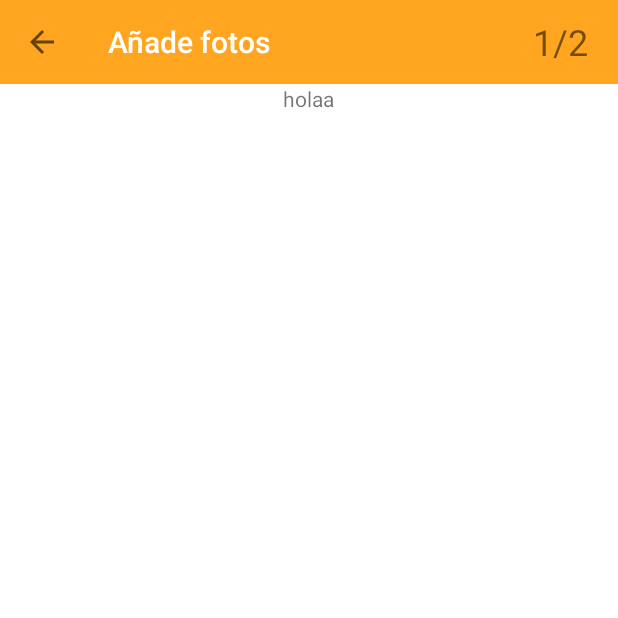
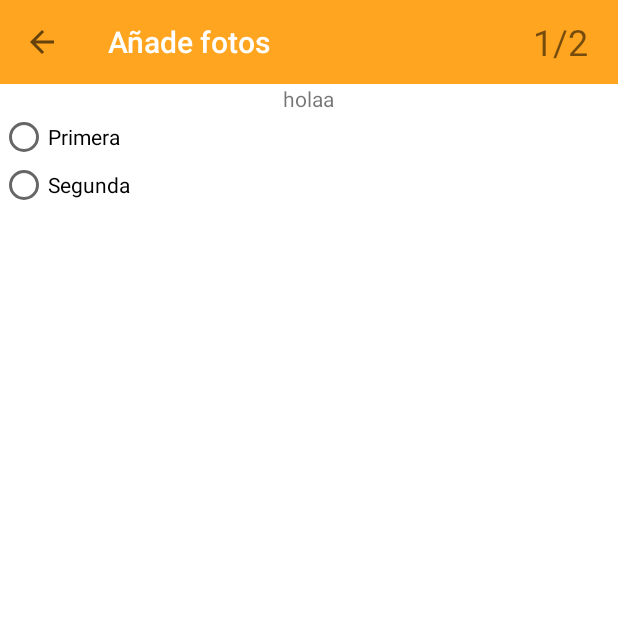
Before and after one commit to CarlosTenorio/vespapp-android, an Android app: the ScreenSlidePageFragment screen opened directly, with no data from a screen before it, on a phone screen of 412 x 824 dp, the top half of it. Run offline under Robolectric (Android 15) with nearby library versions, the phone set to English and light mode, and no system bars.

Commit message:
some little changes

```diff
--- a/app/src/main/java/com/habitissimo/vespapp/MainActivity.java
+++ b/app/src/main/java/com/habitissimo/vespapp/MainActivity.java
@@ -78,7 +78,7 @@ public class MainActivity extends AppCompatActivity {
 
         TabHost.TabSpec spec = tabs.newTabSpec("GuiaTab");
         spec.setContent(R.id.layout_info_tab);
-        spec.setIndicator("", ResourcesCompat.getDrawable(getResources(),android.R.drawable.ic_dialog_info, null));
+        spec.setIndicator("", ResourcesCompat.getDrawable(getResources(), android.R.drawable.ic_dialog_info, null));
         tabs.addTab(spec);
 
         spec = tabs.newTabSpec("MainTab");
--- a/app/src/main/java/com/habitissimo/vespapp/questions/QuestionsActivity.java
+++ b/app/src/main/java/com/habitissimo/vespapp/questions/QuestionsActivity.java
@@ -9,6 +9,8 @@ import android.support.v4.view.ViewPager;
 import android.support.v7.app.AppCompatActivity;
 import android.support.v7.widget.Toolbar;
 import android.view.View;
+import android.widget.CheckBox;
+import android.widget.RadioButton;
 import android.widget.TextView;
 
 import com.habitissimo.vespapp.R;
@@ -78,10 +80,8 @@ public class QuestionsActivity extends AppCompatActivity {
         });
     }
 
-
-
     /**
-     * A simple pager adapter that represents 5 {@link ScreenSlidePageFragment} objects, in
+     * A simple pager adapter that represents NUM_PAGES {@link ScreenSlidePageFragment} objects, in
      * sequence.
      */
     private class ScreenSlidePagerAdapter extends FragmentPagerAdapter {
--- a/app/src/main/java/com/habitissimo/vespapp/questions/ScreenSlidePageFragment.java
+++ b/app/src/main/java/com/habitissimo/vespapp/questions/ScreenSlidePageFragment.java
@@ -5,6 +5,8 @@ import android.support.v4.app.Fragment;
 import android.view.LayoutInflater;
 import android.view.View;
 import android.view.ViewGroup;
+import android.widget.CheckBox;
+import android.widget.RadioButton;
 
 import com.habitissimo.vespapp.R;
 
@@ -26,11 +28,63 @@ public class ScreenSlidePageFragment extends Fragment {
     public View onCreateView(LayoutInflater inflater, ViewGroup container, Bundle savedInstanceState) {
         ViewGroup rootView =null;
         //reverse order
-        if (mPageNumber == 1){
-            rootView = (ViewGroup) inflater.inflate(R.layout.fragment_questions_slide, container, false);
+        if (mPageNumber == 1) {
+            rootView = (ViewGroup) inflater.inflate(R.layout.fragment_multiple_answer, container, false);
+
+            RadioButton radioAnswerFirst = (RadioButton) rootView.findViewById(R.id.radio_answer_first);
+            radioAnswerFirst.setOnClickListener(new View.OnClickListener() {
+                @Override
+                public void onClick(View v) {
+                    boolean checked = ((RadioButton) v).isChecked();
+
+                    if (checked) {
+                        System.out.println("yes first");
+                    }
+                }
+            });
+
+            RadioButton radioAnswerSecond = (RadioButton) rootView.findViewById(R.id.radio_answer_second);
+            radioAnswerSecond.setOnClickListener(new View.OnClickListener() {
+                @Override
+                public void onClick(View v) {
+                    boolean checked = ((RadioButton) v).isChecked();
+
+                    if (checked) {
+                        System.out.println("yes second");
+                    }
+                }
+            });
             mPageNumber = mPageNumber + 1;
         } else if (mPageNumber == 2){
-            rootView = (ViewGroup) inflater.inflate(R.layout.fragment_questions_slide, container, false);
+            rootView = (ViewGroup) inflater.inflate(R.layout.fragment_one_answer, container, false);
+
+            CheckBox checkAnswerFirst = (CheckBox) rootView.findViewById(R.id.check_answer_first);
+            checkAnswerFirst.setOnClickListener(new View.OnClickListener() {
+                @Override
+                public void onClick(View v) {
+                    boolean checked = ((CheckBox) v).isChecked();
+
+                    if (checked) {
+                        System.out.println("yes first");
+                    } else {
+                        System.out.println("no first");
+                    }
+                }
+            });
+
+            CheckBox checkAnswerSecond = (CheckBox) rootView.findViewById(R.id.check_answer_second);
+            checkAnswerSecond.setOnClickListener(new View.OnClickListener() {
+                @Override
+                public void onClick(View v) {
+                    boolean checked = ((CheckBox) v).isChecked();
+
+                    if (checked) {
+                        System.out.println("yes second");
+                    } else {
+                        System.out.println("no second");
+                    }
+                }
+            });
             mPageNumber = mPageNumber + 1;
         }
         return rootView;
--- /dev/null
+++ b/app/src/main/res/layout/fragment_multiple_answer.xml
@@ -0,0 +1,39 @@
+<?xml version="1.0" encoding="utf-8"?>
+<ScrollView
+    xmlns:android="http://schemas.android.com/apk/res/android"
+    android:id="@+id/fragment_multiple_answer"
+    android:layout_width="fill_parent"
+    android:layout_height="wrap_content">
+
+    <LinearLayout
+        xmlns:android="http://schemas.android.com/apk/res/android"
+        android:layout_width="match_parent"
+        android:layout_height="match_parent"
+        android:layout_gravity="center_horizontal"
+        android:orientation="vertical">
+
+        <TextView
+            android:id="@+id/date_about_us_1"
+            android:layout_width="wrap_content"
+            android:layout_height="wrap_content"
+            android:layout_gravity="center"
+            android:text="holaa" />
+
+        <RadioGroup xmlns:android="http://schemas.android.com/apk/res/android"
+            android:layout_width="fill_parent"
+            android:layout_height="wrap_content"
+            android:orientation="vertical">
+
+            <RadioButton android:id="@+id/radio_answer_first"
+                android:layout_width="wrap_content"
+                android:layout_height="wrap_content"
+                android:text="Primera"/>
+
+            <RadioButton android:id="@+id/radio_answer_second"
+                android:layout_width="wrap_content"
+                android:layout_height="wrap_content"
+                android:text="Segunda"/>
+        </RadioGroup>
+
+    </LinearLayout>
+</ScrollView>
```
Also changed, not shown: app/src/main/res/drawable-v21/ic_menu_camera.xml (deleted, +0 -12 lines), app/src/main/res/drawable-v21/ic_menu_gallery.xml (deleted, +0 -9 lines), app/src/main/res/drawable-v21/ic_menu_manage.xml (deleted, +0 -9 lines), app/src/main/res/drawable-v21/ic_menu_send.xml (deleted, +0 -9 lines), app/src/main/res/drawable-v21/ic_menu_share.xml (deleted, +0 -9 lines), app/src/main/res/drawable-v21/ic_menu_slideshow.xml (deleted, +0 -9 lines), app/src/main/res/drawable/side_nav_bar.xml (deleted, +0 -9 lines), app/src/main/res/layout/fragment_one_answer.xml (renamed from app/src/main/res/layout/fragment_questions_slide.xml, +14 -2 lines).
